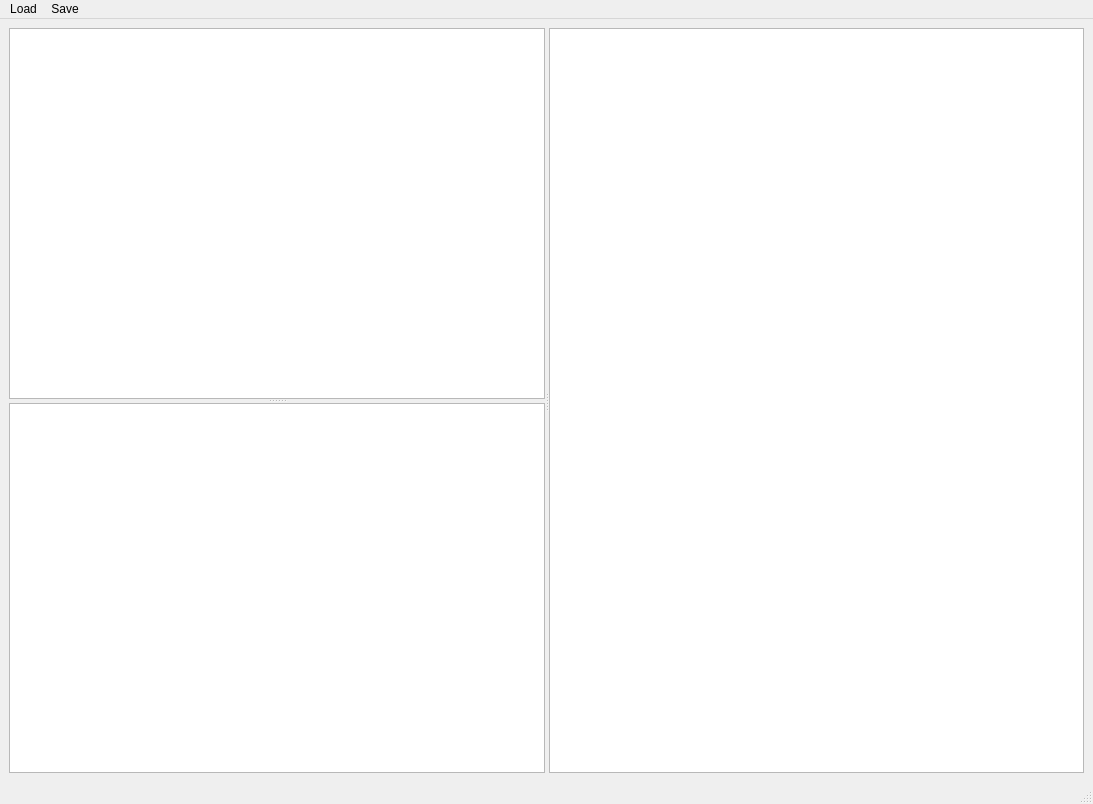
masceron/Converter, file components/mainwindow.ui: the form before one commit.
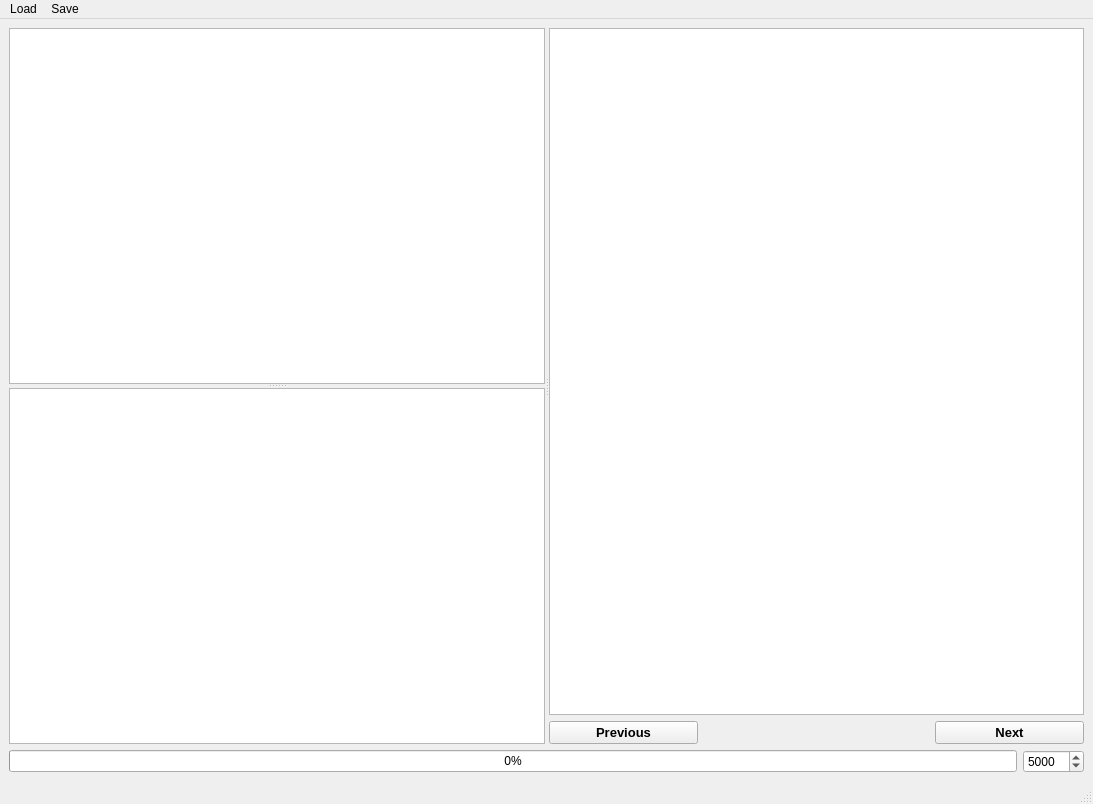
The form after the commit.

Diff of the .ui file:
```diff
--- a/components/mainwindow.ui
+++ b/components/mainwindow.ui
@@ -14,33 +14,122 @@
    <string>MainWindow</string>
   </property>
   <widget class="QWidget" name="centralwidget">
-   <layout class="QHBoxLayout" name="horizontalLayout">
+   <layout class="QVBoxLayout" name="verticalLayout_3">
     <item>
-     <widget class="QSplitter" name="main">
-      <property name="orientation">
-       <enum>Qt::Orientation::Horizontal</enum>
-      </property>
-      <widget class="QSplitter" name="left_col">
-       <property name="orientation">
-        <enum>Qt::Orientation::Vertical</enum>
-       </property>
-       <widget class="QPlainTextEdit" name="cn_input">
-        <property name="readOnly">
-         <bool>true</bool>
+     <layout class="QVBoxLayout" name="verticalLayout_2" stretch="1,0">
+      <item>
+       <widget class="QSplitter" name="left_right">
+        <property name="orientation">
+         <enum>Qt::Orientation::Horizontal</enum>
         </property>
+        <widget class="QSplitter" name="cn_vocab">
+         <property name="orientation">
+          <enum>Qt::Orientation::Vertical</enum>
+         </property>
+         <widget class="QTextBrowser" name="cn_input">
+          <property name="styleSheet">
+           <string notr="true"/>
+          </property>
+          <property name="openLinks">
+           <bool>false</bool>
+          </property>
+         </widget>
+         <widget class="QTextBrowser" name="vocab">
+          <property name="openLinks">
+           <bool>false</bool>
+          </property>
+         </widget>
+        </widget>
+        <widget class="QWidget" name="">
+         <layout class="QVBoxLayout" name="verticalLayout">
+          <item>
+           <widget class="QTextBrowser" name="vn_output">
+            <property name="openLinks">
+             <bool>false</bool>
+            </property>
+           </widget>
+          </item>
+          <item>
+           <layout class="QHBoxLayout" name="horizontalLayout" stretch="2,3,2">
+            <item>
+             <widget class="QPushButton" name="previous_page">
+              <property name="font">
+               <font>
+                <pointsize>10</pointsize>
+                <bold>true</bold>
+               </font>
+              </property>
+              <property name="text">
+               <string>Previous</string>
+              </property>
+             </widget>
+            </item>
+            <item>
+             <widget class="QLabel" name="current_page">
+              <property name="font">
+               <font>
+                <pointsize>13</pointsize>
+                <bold>true</bold>
+               </font>
+              </property>
+              <property name="text">
+               <string/>
+              </property>
+              <property name="alignment">
+               <set>Qt::AlignmentFlag::AlignCenter</set>
+              </property>
+             </widget>
+            </item>
+            <item>
+             <widget class="QPushButton" name="next_page">
+              <property name="font">
+               <font>
+                <pointsize>10</pointsize>
+                <bold>true</bold>
+               </font>
+              </property>
+              <property name="text">
+               <string>Next</string>
+              </property>
+             </widget>
+            </item>
+           </layout>
+          </item>
+         </layout>
+        </widget>
        </widget>
-       <widget class="QPlainTextEdit" name="vocab">
-        <property name="readOnly">
-         <bool>true</bool>
-        </property>
-       </widget>
-      </widget>
-      <widget class="QPlainTextEdit" name="vn_output">
-       <property name="readOnly">
-        <bool>true</bool>
-       </property>
-      </widget>
-     </widget>
+      </item>
+      <item>
+       <layout class="QHBoxLayout" name="horizontalLayout_2">
+        <item>
+         <widget class="QProgressBar" name="progress_bar">
+          <property name="styleSheet">
+           <string notr="true">font: 700 9pt &quot;Segoe UI&quot;;</string>
+          </property>
+          <property name="value">
+           <number>0</number>
+          </property>
+         </widget>
+        </item>
+        <item>
+         <widget class="QSpinBox" name="char_per_page">
+          <property name="minimum">
+           <number>1000</number>
+          </property>
+          <property name="maximum">
+           <number>50000</number>
+          </property>
+          <property name="singleStep">
+           <number>1000</number>
+          </property>
+          <property name="value">
+           <number>5000</number>
+          </property>
+         </widget>
+        </item>
+       </layout>
+      </item>
+     </layout>
     </item>
    </layout>
   </widget>
```
